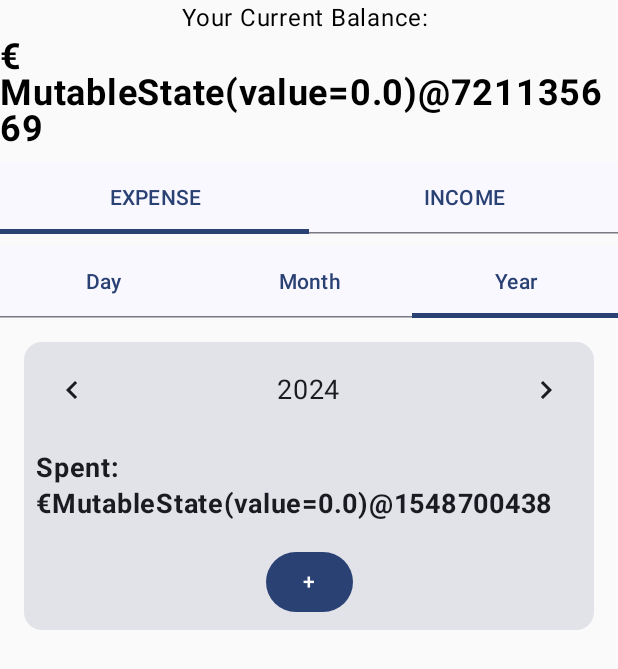
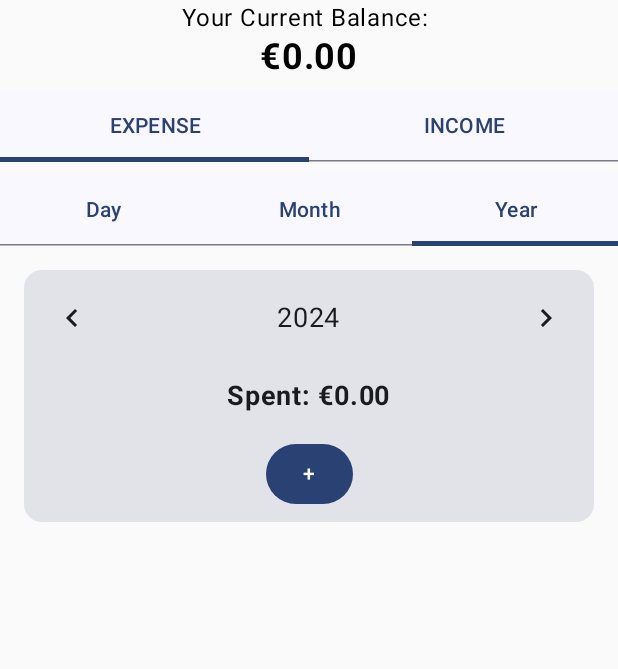
Before and after one commit to TiagoZheng/SpendMate, an Android app built with Jetpack Compose: the screen it shows after launch (MainActivity), on a phone screen of 412 x 824 dp. Shown: the top 669 px of the screen. Run offline under Robolectric (Android 15) with nearby library versions, the phone set to English and light mode, and no system bars.

Commit message:
Fix value representation

```diff
--- a/app/src/main/java/com/example/spendmate/ExpenseViewModel.kt
+++ b/app/src/main/java/com/example/spendmate/ExpenseViewModel.kt
@@ -16,6 +16,4 @@ class ExpenseViewModel: ViewModel() {
         currentBalance.value -= expense.expenseString.toDouble()
         totalSpent.value += expense.expenseString.toDouble()
     }
-
-
 }
--- a/app/src/main/java/com/example/spendmate/OverviewScreen.kt
+++ b/app/src/main/java/com/example/spendmate/OverviewScreen.kt
@@ -45,8 +45,8 @@ fun OverviewScreen(
 ) {
 
     val expenseList = expenseViewModel.expenseList
-    val currentBalance = expenseViewModel.currentBalance
-    val totalSpent = expenseViewModel.totalSpent
+    val currentBalance = expenseViewModel.currentBalance.value
+    val totalSpent = expenseViewModel.totalSpent.value
 
     var expenseIncomeTabs = listOf("EXPENSE", "INCOME")
     var expenseIncomeSelected by remember { mutableStateOf(0) }
@@ -63,7 +63,7 @@ fun OverviewScreen(
     ) {
 
         Text("Your Current Balance: ")
-        Text("€ $currentBalance", fontWeight = FontWeight.Bold, fontSize = 24.sp)
+        Text("€%.2f".format(currentBalance), fontWeight = FontWeight.Bold, fontSize = 24.sp)
 
         // Expense Income Tab
         Spacer(modifier = Modifier.height(8.dp))
@@ -124,7 +124,7 @@ fun OverviewScreen(
                 horizontalAlignment = Alignment.CenterHorizontally
             ) {
                 Text(
-                    "Spent: €$totalSpent",
+                    "Spent: €%.2f".format(totalSpent),
                     fontSize = 18.sp,
                     fontWeight = FontWeight.Bold,
                     modifier = Modifier.padding(8.dp)
```
